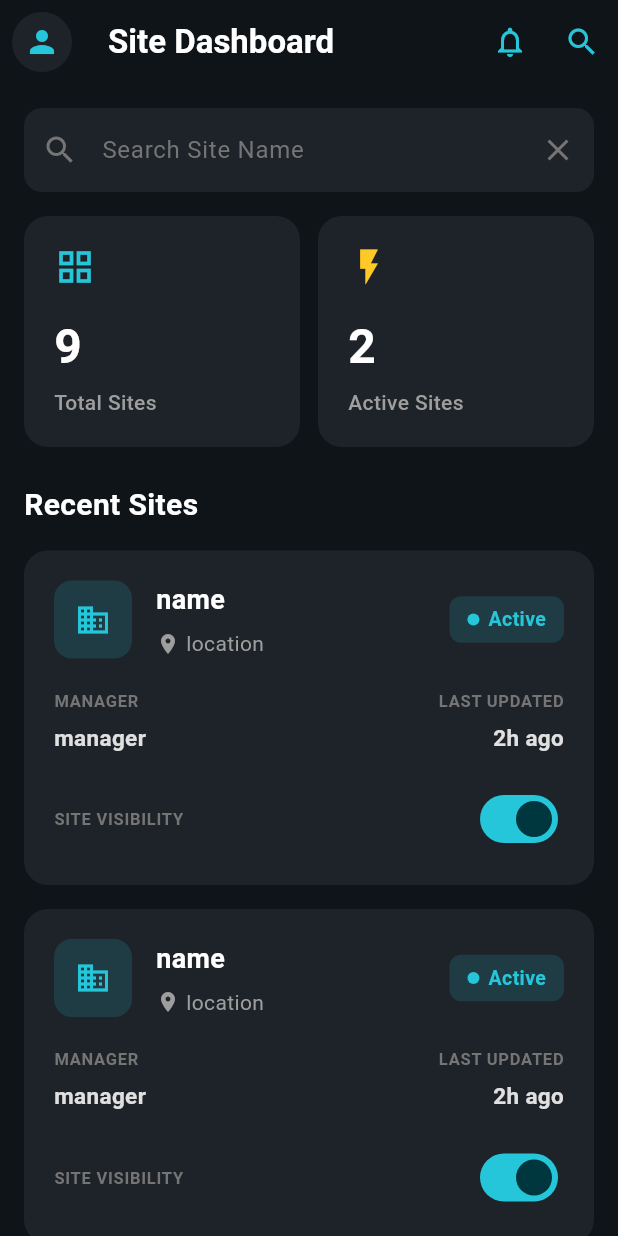
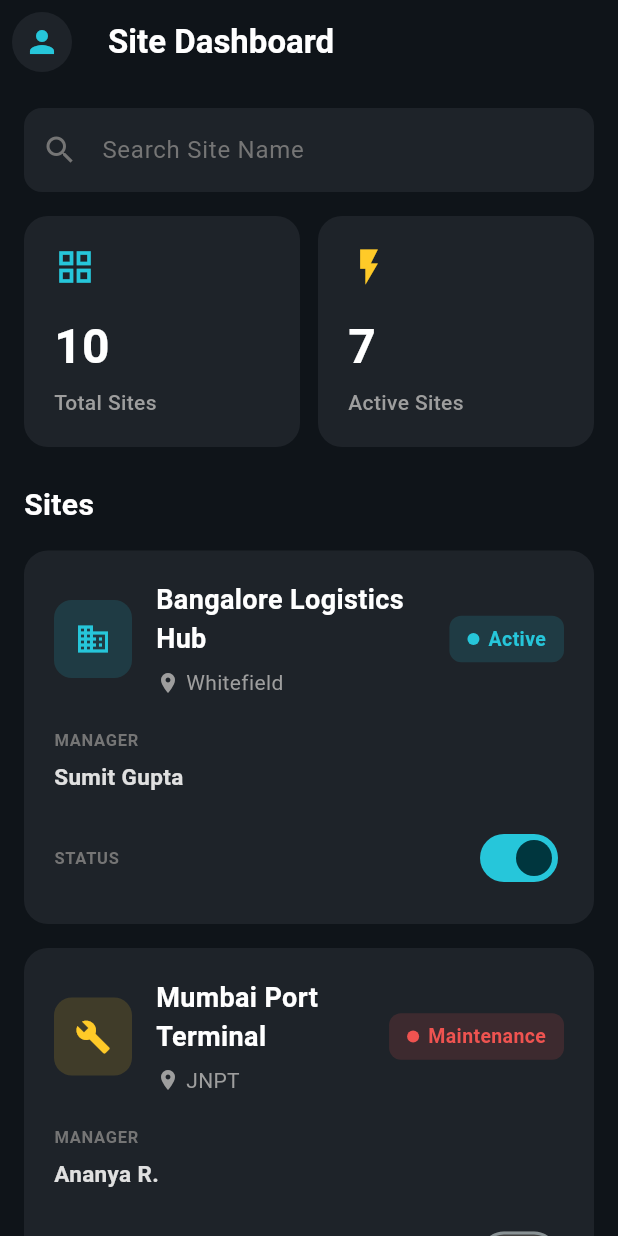
Before and after one commit to Abhay-Kumar-Dubey/site_management_flutter_assignment, a Flutter app: the screen it shows after launch, on a phone screen of 412 x 824 dp. Run offline on Flutter 3.47's test engine with Material 3 defaults, Android fonts, the phone set to English and light mode, and no system bars; drawn by our look-alikes of flutter_animate; our stand-ins replace flutter_riverpod.

Commit message:
added providers,repository and viewmodels

```diff
--- /dev/null
+++ b/lib/providers/providers.dart
@@ -0,0 +1,39 @@
+import 'package:flutter_riverpod/flutter_riverpod.dart';
+import 'package:flutter_riverpod/legacy.dart';
+import '../models/site_model.dart';
+import '../repositories/site_repository.dart';
+import '../viewmodels/site_notifier.dart';
+import '../viewmodels/site_state.dart';
+
+final siteRepositoryProvider = Provider<SiteRepository>((ref) {
+  return SiteRepository();
+});
+
+final siteNotifierProvider = StateNotifierProvider<SiteNotifier, SiteState>((
+  ref,
+) {
+  final repository = ref.watch(siteRepositoryProvider);
+  return SiteNotifier(repository);
+});
+
+final searchQueryProvider = StateProvider<String>((ref) => '');
+
+final filteredSitesProvider = Provider<List<Site>>((ref) {
+  final siteState = ref.watch(siteNotifierProvider);
+  final searchQuery = ref.watch(searchQueryProvider).toLowerCase();
+
+  if (searchQuery.isEmpty) {
+    return siteState.sites;
+  }
+
+  return siteState.sites.where((site) {
+    return site.name.toLowerCase().contains(searchQuery) ||
+        site.location.toLowerCase().contains(searchQuery) ||
+        site.manager.toLowerCase().contains(searchQuery);
+  }).toList();
+});
+
+final isLoadingProvider = Provider<bool>((ref) {
+  final siteState = ref.watch(siteNotifierProvider);
+  return siteState.isLoading;
+});
--- /dev/null
+++ b/lib/repositories/site_repository.dart
@@ -0,0 +1,88 @@
+import '../models/site_model.dart';
+
+/// Site Repository - Handles data operations and simulates API calls
+class SiteRepository {
+  /// Mock data for sites
+  static final List<Map<String, dynamic>> _mockData = [
+    {
+      "id": "1",
+      "name": "Bangalore Logistics Hub",
+      "location": "Whitefield",
+      "manager": "Sumit Gupta",
+      "status": "Active",
+    },
+    {
+      "id": "2",
+      "name": "Mumbai Port Terminal",
+      "location": "JNPT",
+      "manager": "Ananya R.",
+      "status": "Maintenance",
+    },
+    {
+      "id": "3",
+      "name": "Delhi Express Center",
+      "location": "Okhla",
+      "manager": "Rahul S.",
+      "status": "Active",
+    },
+    {
+      "id": "4",
+      "name": "Chennai Distribution",
+      "location": "Adyar",
+      "manager": "Priya M.",
+      "status": "Active",
+    },
+    {
+      "id": "5",
+      "name": "Hyderabad Tech Park",
+      "location": "HITEC City",
+      "manager": "Vikram K.",
+      "status": "Maintenance",
+    },
+    {
+      "id": "6",
+      "name": "Pune Warehousing",
+      "location": "Chakan",
+      "manager": "Sneha P.",
+      "status": "Active",
+    },
+    {
+      "id": "7",
+      "name": "Kolkata Fulfillment Center",
+      "location": "Howrah",
+      "manager": "Amit D.",
+      "status": "Active",
+    },
+    {
+      "id": "8",
+      "name": "Ahmedabad Sorting Hub",
+      "location": "Sanand",
+      "manager": "Rishi T.",
+      "status": "Maintenance",
+    },
+    {
+      "id": "9",
+      "name": "Jaipur Regional Office",
+      "location": "Malviya Nagar",
+      "manager": "Kavita J.",
+      "status": "Active",
+    },
+    {
+      "id": "10",
+      "name": "Surat Textile Hub",
+      "location": "Varachha",
+      "manager": "Deepak G.",
+      "status": "Active",
+    },
+  ];
+
+  Future<List<Site>> fetchSites() async {
+    await Future.delayed(const Duration(seconds: 2));
+    return _mockData.map((json) => Site.fromJson(json)).toList();
+  }
+
+  Future<Site> updateSiteStatus(Site site, String newStatus) async {
+    await Future.delayed(const Duration(milliseconds: 500));
+    return site.copyWith(status: newStatus);
+  }
+}
--- a/lib/views/screens/dashboard_view.dart
+++ b/lib/views/screens/dashboard_view.dart
@@ -1,15 +1,25 @@
 import 'package:flutter/material.dart';
+import 'package:flutter_animate/flutter_animate.dart';
 import 'package:flutter_riverpod/flutter_riverpod.dart';
-import 'package:site_management_flutter_app/models/site_model.dart';
-import 'package:site_management_flutter_app/views/widgets/site_card.dart';
 import 'package:site_management_flutter_app/views/widgets/site_detail_bottomsheet.dart';
+import '../../providers/providers.dart';
+import '../widgets/site_card.dart';
 
-/// Dashboard Screen - Main screen displaying the site management dashboard
-class DashboardScreen extends ConsumerWidget {
+class DashboardScreen extends ConsumerStatefulWidget {
   const DashboardScreen({super.key});
+  @override
+  ConsumerState<DashboardScreen> createState() => _DashboardScreenState();
+}
 
+class _DashboardScreenState extends ConsumerState<DashboardScreen> {
+  final TextEditingController _searchController = TextEditingController();
   @override
-  Widget build(BuildContext context, WidgetRef ref) {
+  Widget build(BuildContext context) {
+    final filteredSites = ref.watch(filteredSitesProvider);
+    final isLoading = ref.watch(isLoadingProvider);
+    final searchQuery = ref.watch(searchQueryProvider);
+    final siteState = ref.watch(siteNotifierProvider);
+
     return Scaffold(
       backgroundColor: const Color(0xFF0F1419),
       appBar: AppBar(
@@ -30,25 +40,9 @@ class DashboardScreen extends ConsumerWidget {
             color: Colors.white,
           ),
         ),
-        actions: [
-          IconButton(
-            icon: Icon(
-              Icons.notifications_outlined,
-              color: Colors.cyan.shade400,
-            ),
-            onPressed: () {},
-            tooltip: 'Notifications',
-          ),
-          IconButton(
-            icon: Icon(Icons.search, color: Colors.cyan.shade400),
-            onPressed: () {},
-            tooltip: 'Search',
-          ),
-        ],
       ),
       body: Column(
         children: [
-          // Search Bar
           Padding(
             padding: const EdgeInsets.all(16.0),
             child: Container(
@@ -57,16 +51,24 @@ class DashboardScreen extends ConsumerWidget {
                 borderRadius: BorderRadius.circular(12),
               ),
               child: TextField(
-                onChanged: (value) {},
+                controller: _searchController,
+                onChanged: (value) {
+                  ref.read(searchQueryProvider.notifier).state = value;
+                },
                 style: const TextStyle(color: Colors.white),
                 decoration: InputDecoration(
                   hintText: 'Search Site Name',
                   hintStyle: TextStyle(color: Colors.grey[600], fontSize: 16),
                   prefixIcon: Icon(Icons.search, color: Colors.grey[600]),
-                  suffixIcon: IconButton(
+                  suffixIcon: searchQuery.isNotEmpty
+                      ? IconButton(
                           icon: Icon(Icons.clear, color: Colors.grey[600]),
-                    onPressed: () {},
-                  ),
+                          onPressed: () {
+                            _searchController.clear();
+                            ref.read(searchQueryProvider.notifier).state = '';
+                          },
+                        )
+                      : null,
                   border: InputBorder.none,
                   contentPadding: const EdgeInsets.symmetric(
                     horizontal: 16,
@@ -77,7 +79,6 @@ class DashboardScreen extends ConsumerWidget {
             ),
           ),
 
-          // Stats Cards
           Padding(
             padding: const EdgeInsets.symmetric(horizontal: 16.0),
             child: Row(
@@ -87,7 +88,7 @@ class DashboardScreen extends ConsumerWidget {
                     icon: Icons.grid_view,
                     iconColor: Colors.cyan.shade400,
                     label: 'Total Sites',
-                    value: '9',
+                    value: siteState.sites.length.toString(),
                     backgroundColor: const Color(0xFF1E2329),
                   ),
                 ),
@@ -97,7 +98,10 @@ class DashboardScreen extends ConsumerWidget {
                     icon: Icons.flash_on,
                     iconColor: Colors.amber.shade400,
                     label: 'Active Sites',
-                    value: '2',
+                    value: siteState.sites
+                        .where((s) => s.status == 'Active')
+                        .length
+                        .toString(),
                     backgroundColor: const Color(0xFF1E2329),
                   ),
                 ),
@@ -107,14 +111,13 @@ class DashboardScreen extends ConsumerWidget {
 
           const SizedBox(height: 24),
 
-          // Recent Sites Header
           Padding(
             padding: const EdgeInsets.symmetric(horizontal: 16.0),
             child: Row(
               mainAxisAlignment: MainAxisAlignment.spaceBetween,
               children: [
                 const Text(
-                  'Recent Sites',
+                  'Sites',
                   style: TextStyle(
                     fontSize: 20,
                     fontWeight: FontWeight.bold,
@@ -127,44 +130,97 @@ class DashboardScreen extends ConsumerWidget {
 
           const SizedBox(height: 8),
 
-          // Site List
           Expanded(
-            child: RefreshIndicator(
-              onRefresh: () async {},
-              color: Colors.cyan.shade400,
-              backgroundColor: const Color(0xFF1E2329),
-              child: ListView.builder(
+            child: isLoading
+                ? const Center(
+                    child: Column(
+                      mainAxisAlignment: MainAxisAlignment.center,
+                      children: [
+                        CircularProgressIndicator(color: Colors.cyan),
+                        SizedBox(height: 16),
+                        Text(
+                          'Loading sites...',
+                          style: TextStyle(fontSize: 16, color: Colors.grey),
+                        ),
+                      ],
+                    ),
+                  )
+                : siteState.error != null
+                ? Center(
+                    child: Column(
+                      mainAxisAlignment: MainAxisAlignment.center,
+                      children: [
+                        Icon(
+                          Icons.error_outline,
+                          size: 64,
+                          color: Colors.red[300],
+                        ),
+                        const SizedBox(height: 16),
+                        Text(
+                          'Error: ${siteState.error}',
+                          style: const TextStyle(
+                            fontSize: 16,
+                            color: Colors.red,
+                          ),
+                        ),
+                        const SizedBox(height: 16),
+                        ElevatedButton.icon(
+                          onPressed: () {
+                            ref.read(siteNotifierProvider.notifier).refresh();
+                          },
+                          icon: const Icon(Icons.refresh),
+                          label: const Text('Retry'),
+                          style: ElevatedButton.styleFrom(
+                            backgroundColor: Colors.cyan.shade400,
+                          ),
+                        ),
+                      ],
+                    ),
+                  )
+                : filteredSites.isEmpty
+                ? Center(
+                    child: Column(
+                      mainAxisAlignment: MainAxisAlignment.center,
+                      children: [
+                        Icon(
+                          Icons.search_off,
+                          size: 64,
+                          color: Colors.grey[600],
+                        ),
+                        const SizedBox(height: 16),
+                        Text(
+                          searchQuery.isEmpty
+                              ? 'No sites available'
+                              : 'No sites found matching "$searchQuery"',
+                          style: TextStyle(
+                            fontSize: 16,
+                            color: Colors.grey[400],
+                          ),
+                        ),
+                      ],
+                    ),
+                  )
+                : ListView.builder(
                     padding: const EdgeInsets.only(bottom: 16),
-                itemCount: 9,
+                    itemCount: filteredSites.length,
                     itemBuilder: (context, index) {
-                  // final site = filteredSites[index];
-                  return SiteCard(
-                    site: new Site(
-                      id: '3',
-                      name: 'name',
-                      location: 'location',
-                      manager: 'manager',
-                      status: 'Active',
-                    ),
+                      final site = filteredSites[index];
+                      return Animate(
+                        effects: [FadeEffect(), SlideEffect()],
+                        child: SiteCard(
+                          site: site,
                           onTap: () {
                             showModalBottomSheet(
                               context: context,
                               isScrollControlled: true,
                               backgroundColor: Colors.transparent,
-                        builder: (context) => SiteDetailBottomSheet(
-                          site: new Site(
-                            id: '3',
-                            name: 'name',
-                            location: 'location',
-                            manager: 'manager',
-                            status: 'Active',
-                          ),
+                              builder: (context) =>
+                                  SiteDetailBottomSheet(site: site),
+                            );
+                          },
                         ),
                       );
                     },
-                  );
-                },
-              ),
                   ),
           ),
         ],
--- a/lib/views/widgets/site_card.dart
+++ b/lib/views/widgets/site_card.dart
@@ -1,6 +1,7 @@
 import 'package:flutter/material.dart';
 import 'package:flutter_riverpod/flutter_riverpod.dart';
 import 'package:site_management_flutter_app/models/site_model.dart';
+import 'package:site_management_flutter_app/providers/providers.dart';
 
 /// Site Card Widget - Displays individual site information in dark theme
 class SiteCard extends ConsumerWidget {
@@ -20,6 +21,9 @@ class SiteCard extends ConsumerWidget {
         borderRadius: BorderRadius.circular(16),
       ),
       child: InkWell(
+        splashColor: Colors.cyan.withValues(alpha: 0.2),
+        highlightColor: Colors.white.withValues(alpha: 0.05),
+
         onTap: onTap,
         borderRadius: BorderRadius.circular(16),
         child: Padding(
@@ -27,10 +31,8 @@ class SiteCard extends ConsumerWidget {
           child: Column(
             crossAxisAlignment: CrossAxisAlignment.start,
             children: [
-              // Header Row with Icon, Name, and Status
               Row(
                 children: [
-                  // Site Icon
                   Container(
                     padding: const EdgeInsets.all(14),
                     decoration: BoxDecoration(
@@ -49,7 +51,6 @@ class SiteCard extends ConsumerWidget {
                   ),
                   const SizedBox(width: 16),
 
-                  // Site Name and Location
                   Expanded(
                     child: Column(
                       crossAxisAlignment: CrossAxisAlignment.start,
@@ -84,7 +85,6 @@ class SiteCard extends ConsumerWidget {
                     ),
                   ),
 
-                  // Status Badge
                   Container(
                     padding: const EdgeInsets.symmetric(
                       horizontal: 12,
@@ -128,7 +128,6 @@ class SiteCard extends ConsumerWidget {
 
               const SizedBox(height: 20),
 
-              // Manager Info Row
               Row(
                 children: [
                   Expanded(
@@ -156,42 +155,16 @@ class SiteCard extends ConsumerWidget {
                       ],
                     ),
                   ),
-
-                  // Last Updated (mock data)
-                  Column(
-                    crossAxisAlignment: CrossAxisAlignment.end,
-                    children: [
-                      Text(
-                        'LAST UPDATED',
-                        style: TextStyle(
-                          fontSize: 11,
-                          color: Colors.grey[600],
-                          fontWeight: FontWeight.w600,
-                          letterSpacing: 0.5,
-                        ),
-                      ),
-                      const SizedBox(height: 6),
-                      Text(
-                        '2h ago',
-                        style: TextStyle(
-                          fontSize: 15,
-                          fontWeight: FontWeight.w600,
-                          color: Colors.grey[300],
-                        ),
-                      ),
-                    ],
-                  ),
                 ],
               ),
 
               const SizedBox(height: 20),
 
-              // Site Visibility Toggle
               Row(
                 mainAxisAlignment: MainAxisAlignment.spaceBetween,
                 children: [
                   Text(
-                    'SITE VISIBILITY',
+                    'STATUS',
                     style: TextStyle(
                       fontSize: 11,
                       color: Colors.grey[600],
@@ -201,7 +174,11 @@ class SiteCard extends ConsumerWidget {
                   ),
                   Switch(
                     value: isActive,
-                    onChanged: (value) {},
+                    onChanged: (value) {
+                      ref
+                          .read(siteNotifierProvider.notifier)
+                          .toggleSiteStatus(site.id);
+                    },
                     activeTrackColor: Colors.cyan.shade400,
                     inactiveThumbColor: Colors.grey[600],
                     inactiveTrackColor: Colors.grey[800],
--- a/pubspec.yaml
+++ b/pubspec.yaml
@@ -36,6 +36,7 @@ dependencies:
   cupertino_icons: ^1.0.8
   flutter_riverpod: ^3.3.1
   url_launcher: ^6.3.1
+  flutter_animate: ^4.5.2
 
 dev_dependencies:
   flutter_test:
```
Also changed, not shown: lib/viewmodels/site_notifier.dart (added, +57 -0 lines), lib/viewmodels/site_state.dart (added, +34 -0 lines), lib/views/widgets/site_detail_bottomsheet.dart (+2 -37 lines), pubspec.lock. Lines whose indentation alone changed are shown as unchanged.
